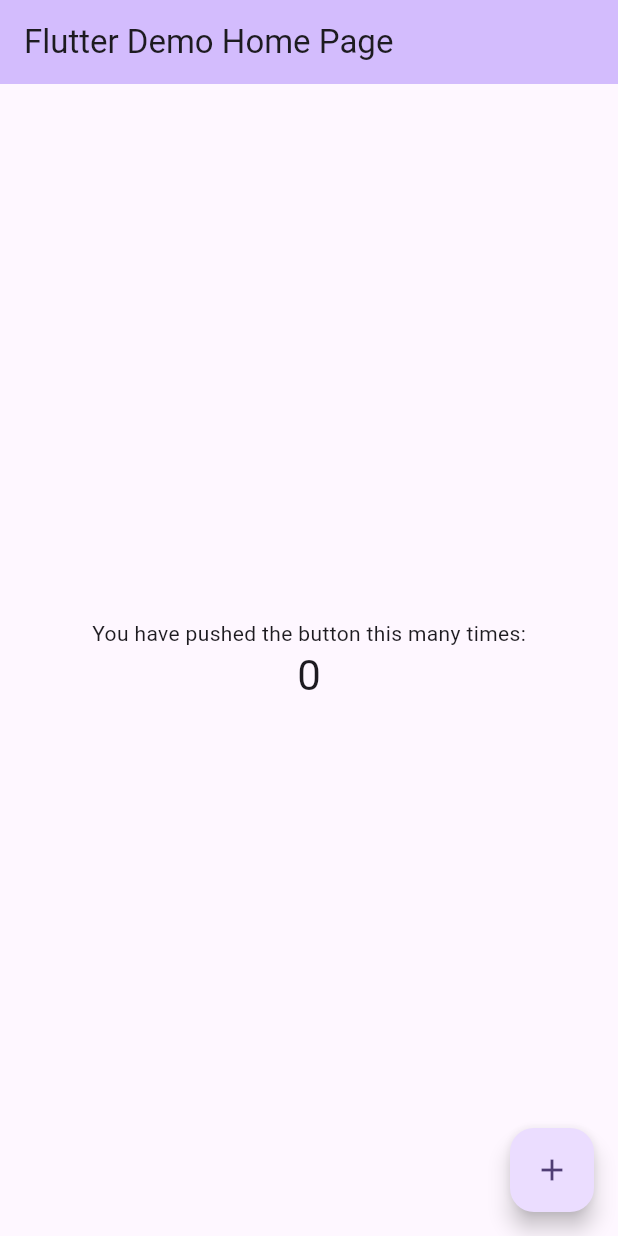
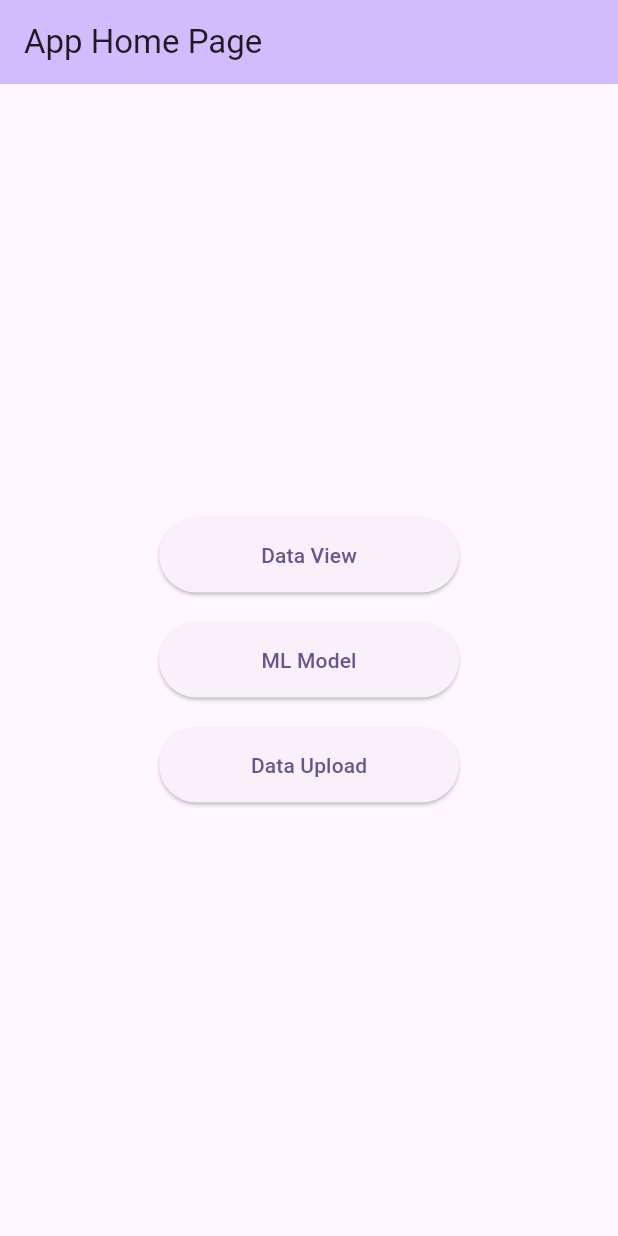
Before and after one commit to LarryDGriffith/TechDemo, a Flutter app: the screen it shows after launch, on a phone screen of 412 x 824 dp. Run offline on Flutter 3.47's test engine with Material 3 defaults, Android fonts, the light colour scheme and no system bars.

Commit message:
Added files for each demo.

```diff
--- a/lib/main.dart
+++ b/lib/main.dart
@@ -1,4 +1,7 @@
 import 'package:flutter/material.dart';
+import 'ml_model_page.dart';
+import 'data_upload_page.dart';
+import 'data_view_page.dart';
 
 void main() {
   runApp(const MyApp());
@@ -7,116 +10,72 @@ void main() {
 class MyApp extends StatelessWidget {
   const MyApp({super.key});
 
-  // This widget is the root of your application.
   @override
   Widget build(BuildContext context) {
     return MaterialApp(
-      title: 'Flutter Demo',
+      title: 'Flutter Navigation Demo',
       theme: ThemeData(
-        // This is the theme of your application.
-        //
-        // TRY THIS: Try running your application with "flutter run". You'll see
-        // the application has a purple toolbar. Then, without quitting the app,
-        // try changing the seedColor in the colorScheme below to Colors.green
-        // and then invoke "hot reload" (save your changes or press the "hot
-        // reload" button in a Flutter-supported IDE, or press "r" if you used
-        // the command line to start the app).
-        //
-        // Notice that the counter didn't reset back to zero; the application
-        // state is not lost during the reload. To reset the state, use hot
-        // restart instead.
-        //
-        // This works for code too, not just values: Most code changes can be
-        // tested with just a hot reload.
         colorScheme: ColorScheme.fromSeed(seedColor: Colors.deepPurple),
       ),
-      home: const MyHomePage(title: 'Flutter Demo Home Page'),
+      home: const MyHomePage(title: 'App Home Page'),
+      // Define named routes
+      routes: {
+        '/data-view': (context) => const DataViewPage(),
+        '/ml-model': (context) => const MLModelPage(),
+        '/data-upload': (context) => const DataUploadPage(),
+      },
     );
   }
 }
 
-class MyHomePage extends StatefulWidget {
+class MyHomePage extends StatelessWidget {
   const MyHomePage({super.key, required this.title});
-
-  // This widget is the home page of your application. It is stateful, meaning
-  // that it has a State object (defined below) that contains fields that affect
-  // how it looks.
-
-  // This class is the configuration for the state. It holds the values (in this
-  // case the title) provided by the parent (in this case the App widget) and
-  // used by the build method of the State. Fields in a Widget subclass are
-  // always marked "final".
 
   final String title;
 
   @override
-  State<MyHomePage> createState() => _MyHomePageState();
-}
-
-class _MyHomePageState extends State<MyHomePage> {
-  int _counter = 0;
-
-  void _incrementCounter() {
-    setState(() {
-      // This call to setState tells the Flutter framework that something has
-      // changed in this State, which causes it to rerun the build method below
-      // so that the display can reflect the updated values. If we changed
-      // _counter without calling setState(), then the build method would not be
-      // called again, and so nothing would appear to happen.
-      _counter++;
-    });
-  }
-
-  @override
   Widget build(BuildContext context) {
-    // This method is rerun every time setState is called, for instance as done
-    // by the _incrementCounter method above.
-    //
-    // The Flutter framework has been optimized to make rerunning build methods
-    // fast, so that you can just rebuild anything that needs updating rather
-    // than having to individually change instances of widgets.
     return Scaffold(
       appBar: AppBar(
-        // TRY THIS: Try changing the color here to a specific color (to
-        // Colors.amber, perhaps?) and trigger a hot reload to see the AppBar
-        // change color while the other colors stay the same.
         backgroundColor: Theme.of(context).colorScheme.inversePrimary,
-        // Here we take the value from the MyHomePage object that was created by
-        // the App.build method, and use it to set our appbar title.
-        title: Text(widget.title),
+        title: Text(title),
       ),
       body: Center(
-        // Center is a layout widget. It takes a single child and positions it
-        // in the middle of the parent.
         child: Column(
-          // Column is also a layout widget. It takes a list of children and
-          // arranges them vertically. By default, it sizes itself to fit its
-          // children horizontally, and tries to be as tall as its parent.
-          //
-          // Column has various properties to control how it sizes itself and
-          // how it positions its children. Here we use mainAxisAlignment to
-          // center the children vertically; the main axis here is the vertical
-          // axis because Columns are vertical (the cross axis would be
-          // horizontal).
-          //
-          // TRY THIS: Invoke "debug painting" (choose the "Toggle Debug Paint"
-          // action in the IDE, or press "p" in the console), to see the
-          // wireframe for each widget.
           mainAxisAlignment: MainAxisAlignment.center,
           children: <Widget>[
-            const Text('You have pushed the button this many times:'),
-            Text(
-              '$_counter',
-              style: Theme.of(context).textTheme.headlineMedium,
+            ElevatedButton(
+              onPressed: () {
+                Navigator.pushNamed(context, '/data-view');
+              },
+              style: ElevatedButton.styleFrom(
+                minimumSize: const Size(200, 50),
+              ),
+              child: const Text('Data View'),
+            ),
+            const SizedBox(height: 20),
+            ElevatedButton(
+              onPressed: () {
+                Navigator.pushNamed(context, '/ml-model');
+              },
+              style: ElevatedButton.styleFrom(
+                minimumSize: const Size(200, 50),
+              ),
+              child: const Text('ML Model'),
+            ),
+            const SizedBox(height: 20),
+            ElevatedButton(
+              onPressed: () {
+                Navigator.pushNamed(context, '/data-upload');
+              },
+              style: ElevatedButton.styleFrom(
+                minimumSize: const Size(200, 50),
+              ),
+              child: const Text('Data Upload'),
             ),
           ],
         ),
       ),
-      floatingActionButton: FloatingActionButton(
-        onPressed: _incrementCounter,
-        tooltip: 'Increment',
-        child: const Icon(Icons.add),
-      ), // This trailing comma makes auto-formatting nicer for build methods.
     );
   }
 }
```
Also changed, not shown: lib/data_upload_page.dart (added, +17 -0 lines), lib/data_view_page.dart (added, +17 -0 lines), lib/ml_model_page.dart (added, +17 -0 lines).
